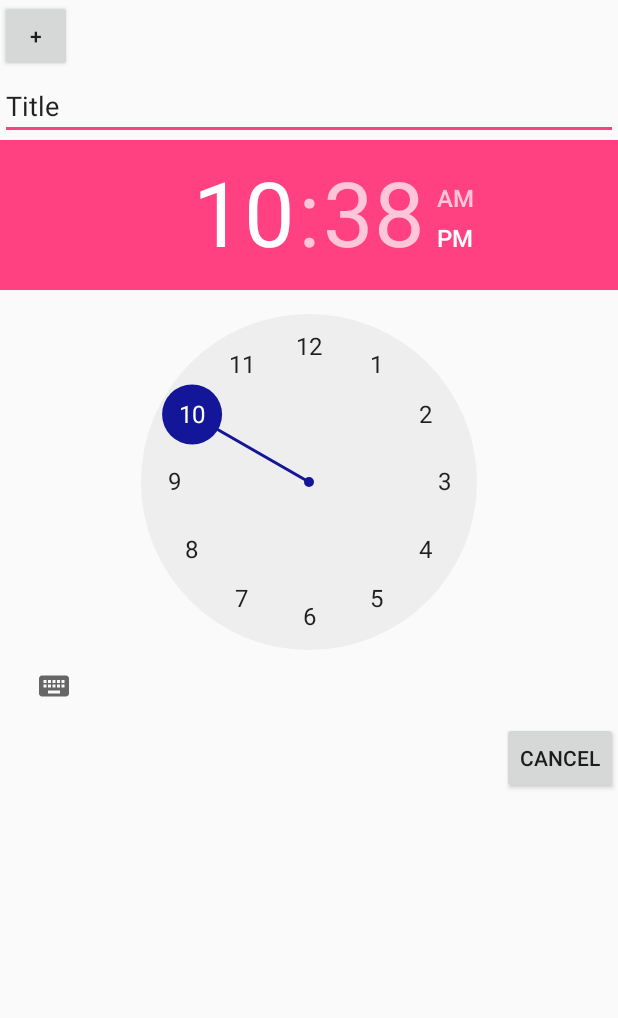
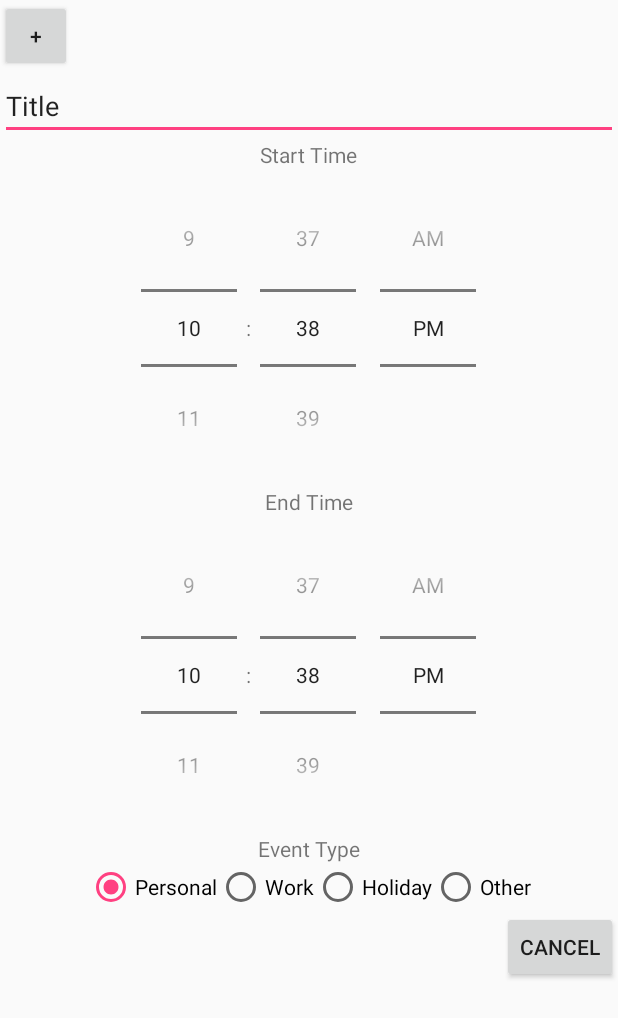
Before and after one commit to halfoff/SE3354-Calendar, an Android app: the AddEventActivity screen opened directly, with no data from a screen before it, on a phone screen of 412 x 824 dp. Shown: the top 1018 px of the screen. Run offline under Robolectric (Android 15) with nearby library versions, the phone set to English and light mode, and no system bars.

Commit message:
updated AddActivityView and activity_view_layout

```diff
--- a/app/src/main/java/com/example/lee/calendar/AddEventActivity.java
+++ b/app/src/main/java/com/example/lee/calendar/AddEventActivity.java
@@ -3,11 +3,14 @@ package com.example.lee.calendar;
 import android.app.Activity;
 import android.app.TimePickerDialog;
 import android.os.Bundle;
+import android.util.Log;
 import android.view.View;
 import android.view.View.OnClickListener;
 import android.widget.Button;
 import android.widget.EditText;
 import android.widget.ListView;
+import android.widget.RadioButton;
+import android.widget.RadioGroup;
 import android.widget.TimePicker;
 
 import java.text.DateFormat;
@@ -25,14 +28,20 @@ public class AddEventActivity extends Activity implements OnClickListener {
     protected Button btn_Create;
     protected Button btn_Cancel;
     protected EditText txt_Title;
-    protected TimePicker timePicker;
+    protected TimePicker startTimePicker;
+    protected TimePicker endTimePicker;
+    protected RadioGroup eventTypeGroup;
+    protected RadioButton personalEvent, workEvent, holidayEvent, otherEvent;
 
     private int indexOfAdd;
     private String eventTitle;
     private int eventTimeHR;
     private int eventTimeMIN;
+    private int endTimeHR;
+    private int endTimeMIN;
     private String eventDate;
     private Bundle extra;
+    private EventType eType;
     protected void onCreate(Bundle savedInstanceState)
     {
         super.onCreate(savedInstanceState);
@@ -49,7 +58,13 @@ public class AddEventActivity extends Activity implements OnClickListener {
         btn_Cancel = (Button)   findViewById(R.id.btn_Cancel);
         btn_Cancel.setOnClickListener(this);
         btn_Create.setOnClickListener(this);
-        timePicker = (TimePicker) findViewById(R.id.timePicker);
+        startTimePicker = (TimePicker) findViewById(R.id.startTimePicker);
+        endTimePicker = (TimePicker)    findViewById(R.id.startTimePicker);
+        eventTypeGroup = (RadioGroup)   findViewById(R.id.eventTypeGroup);
+        personalEvent = (RadioButton)   findViewById(R.id.personal);
+        workEvent = (RadioButton)   findViewById(R.id.work);
+        holidayEvent = (RadioButton)   findViewById(R.id.holiday);
+        otherEvent = (RadioButton)   findViewById(R.id.other);
 
         txt_Title = (EditText)  findViewById(R.id.txt_editTitle);
 
@@ -60,6 +75,17 @@ public class AddEventActivity extends Activity implements OnClickListener {
     @Override
     public void onClick(View view)
     {
+        int selectedId = eventTypeGroup.getCheckedRadioButtonId();
+        if(selectedId == personalEvent.getId())
+            eType = EventType.PRIVATE;
+        else if(selectedId == workEvent.getId())
+                eType = EventType.WORK;
+        else if(selectedId == holidayEvent.getId())
+            eType = EventType.HOLIDAY;
+        else if(selectedId == otherEvent.getId())
+            eType = EventType.OTHER;
+
+        Log.i("EventType", eType+"");
 
         switch (view.getId())
         {
@@ -69,13 +95,15 @@ public class AddEventActivity extends Activity implements OnClickListener {
 
                 CalendarEvent tmpEvent= new CalendarEvent(eventTitle);
 
-                eventTimeHR = timePicker.getCurrentHour();
-                eventTimeMIN = timePicker.getCurrentMinute();
+                eventTimeHR = startTimePicker.getCurrentHour();
+                eventTimeMIN = startTimePicker.getCurrentMinute();
+                endTimeHR = endTimePicker.getCurrentHour();
+                endTimeMIN = endTimePicker.getCurrentMinute();
                 tmpEvent.setStart(eventDate);
 
 
                 EventManager.addEvent(tmpEvent);
-                System.out.println("Event Added");
+                Log.i("Event Added", tmpEvent.toString());
 
                 //indexOfAdd=EventManager.addEvent(new CalendarEvent());
                 //System.out.println("Event Added "+EventManager.getEvent(indexOfAdd).toString());
@@ -86,6 +114,7 @@ public class AddEventActivity extends Activity implements OnClickListener {
                 this.finish();
                 break;
 
+
             default:
                 System.out.println("How did you default");
                 break;
--- a/app/src/main/res/layout/activity_add_layout.xml
+++ b/app/src/main/res/layout/activity_add_layout.xml
@@ -1,4 +1,9 @@
 <?xml version="1.0" encoding="utf-8"?>
+<ScrollView xmlns:android="http://schemas.android.com/apk/res/android"
+    android:layout_width="fill_parent"
+    android:layout_height="wrap_content"
+    >
+
 <LinearLayout xmlns:android="http://schemas.android.com/apk/res/android"
     android:orientation="vertical" android:layout_width="match_parent"
     android:layout_height="match_parent"
@@ -16,12 +21,70 @@
         android:text="Title"
         android:id="@+id/txt_editTitle"
         android:layout_gravity="center_horizontal" />
+    <TextView
+        android:layout_width="wrap_content"
+        android:layout_height="wrap_content"
+        android:text="Start Time"
+        android:layout_gravity="center"/>
+    <TimePicker
+        android:id = "@+id/startTimePicker"
+        android:timePickerMode="spinner"
+        android:layout_width="wrap_content"
+        android:layout_height="wrap_content"
+        android:layout_gravity="center"
+        android:numbersSelectorColor="#131698" />
+    <TextView
+        android:layout_width="wrap_content"
+        android:layout_height="wrap_content"
+        android:text="End Time"
+        android:layout_gravity="center"/>
 
     <TimePicker
-        android:id = "@+id/timePicker"
+        android:id = "@+id/endTimePicker"
+        android:timePickerMode="spinner"
         android:layout_width="wrap_content"
         android:layout_height="wrap_content"
-        android:numbersSelectorColor="#131698" />
+        android:layout_gravity="center"
+        android:numbersSelectorColor="#123" />
+    <TextView
+        android:layout_width="wrap_content"
+        android:layout_height="wrap_content"
+        android:text="Event Type"
+        android:layout_gravity="center"/>
+    <RadioGroup
+        android:layout_width="wrap_content"
+        android:layout_height="wrap_content"
+        android:id="@+id/eventTypeGroup"
+        android:checkedButton="@+id/personal"
+        android:orientation="horizontal"
+        android:layout_gravity="center"
+        >
+        <RadioButton
+            android:layout_width="wrap_content"
+            android:layout_height="wrap_content"
+            android:id="@+id/personal"
+            android:text="Personal"
+            />
+        <RadioButton
+            android:layout_width="wrap_content"
+            android:layout_height="wrap_content"
+            android:id="@+id/work"
+            android:text="Work"
+            />
+        <RadioButton
+            android:layout_width="wrap_content"
+            android:layout_height="wrap_content"
+            android:id="@+id/holiday"
+            android:text="Holiday"
+            />
+        <RadioButton
+            android:layout_width="wrap_content"
+            android:layout_height="wrap_content"
+            android:id="@+id/other"
+            android:text="Other"
+            />
+
+    </RadioGroup>
 
 
     <Button
@@ -32,3 +95,4 @@
         android:id="@+id/btn_Cancel"
         android:layout_gravity="right" />
 </LinearLayout>
+</ScrollView>
```
